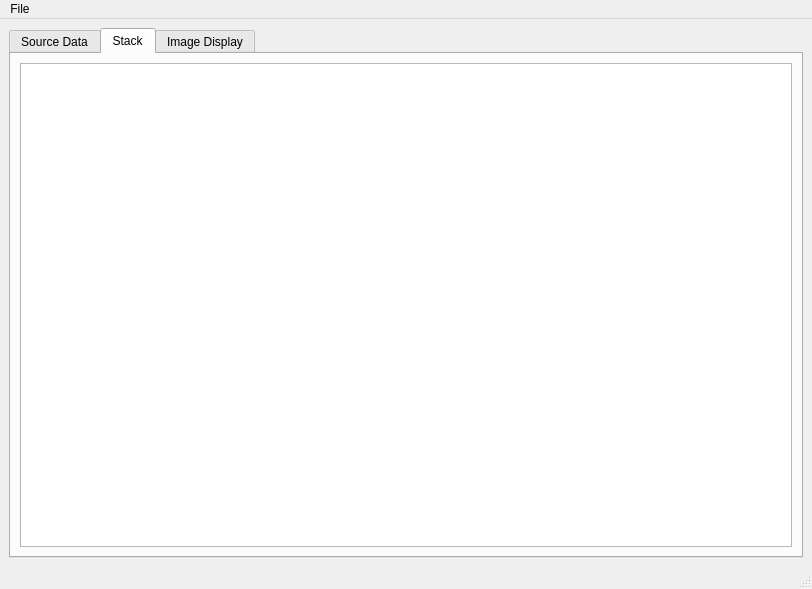
Before: the Qt Designer form astrobench.ui in steveicarus/astrobench, drawn with Qt 5.
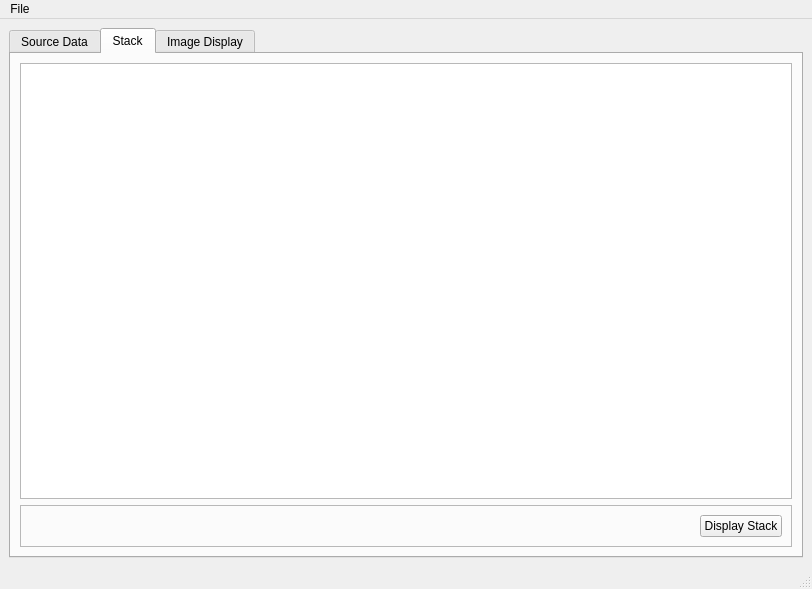
After: the same form once the commit is applied. The open tabs and pages were chosen to show the change.

Commit message:
Display accumulated stacks.
Add a Display Stack button, add the arithmetic to add up the image
stack, and display the stack when the button is clicked.

The edit to the form file:
```diff
--- a/astrobench.ui
+++ b/astrobench.ui
@@ -57,6 +57,38 @@
           </column>
          </widget>
         </item>
+        <item>
+         <widget class="QFrame" name="frame">
+          <property name="frameShape">
+           <enum>QFrame::StyledPanel</enum>
+          </property>
+          <property name="frameShadow">
+           <enum>QFrame::Raised</enum>
+          </property>
+          <layout class="QHBoxLayout" name="horizontalLayout_2">
+           <item>
+            <spacer name="horizontalSpacer_2">
+             <property name="orientation">
+              <enum>Qt::Horizontal</enum>
+             </property>
+             <property name="sizeHint" stdset="0">
+              <size>
+               <width>582</width>
+               <height>20</height>
+              </size>
+             </property>
+            </spacer>
+           </item>
+           <item>
+            <widget class="QPushButton" name="stack_display_button">
+             <property name="text">
+              <string>Display Stack</string>
+             </property>
+            </widget>
+           </item>
+          </layout>
+         </widget>
+        </item>
        </layout>
       </widget>
       <widget class="QWidget" name="result_tab">
```
The commit also changes 3 other files.
